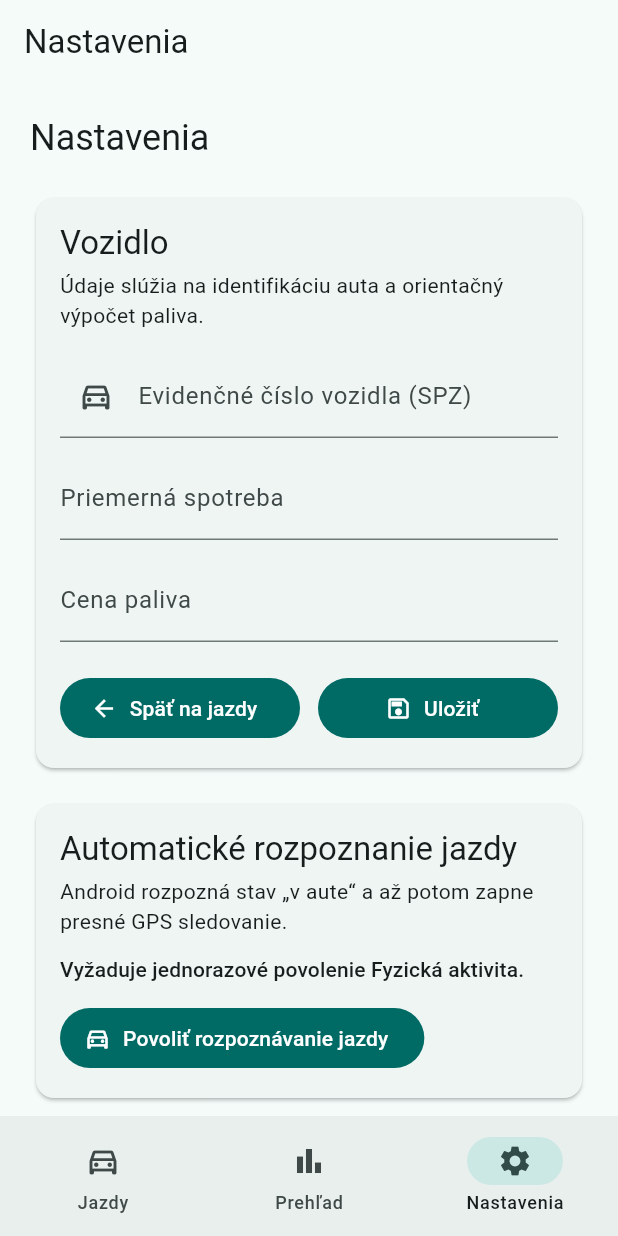
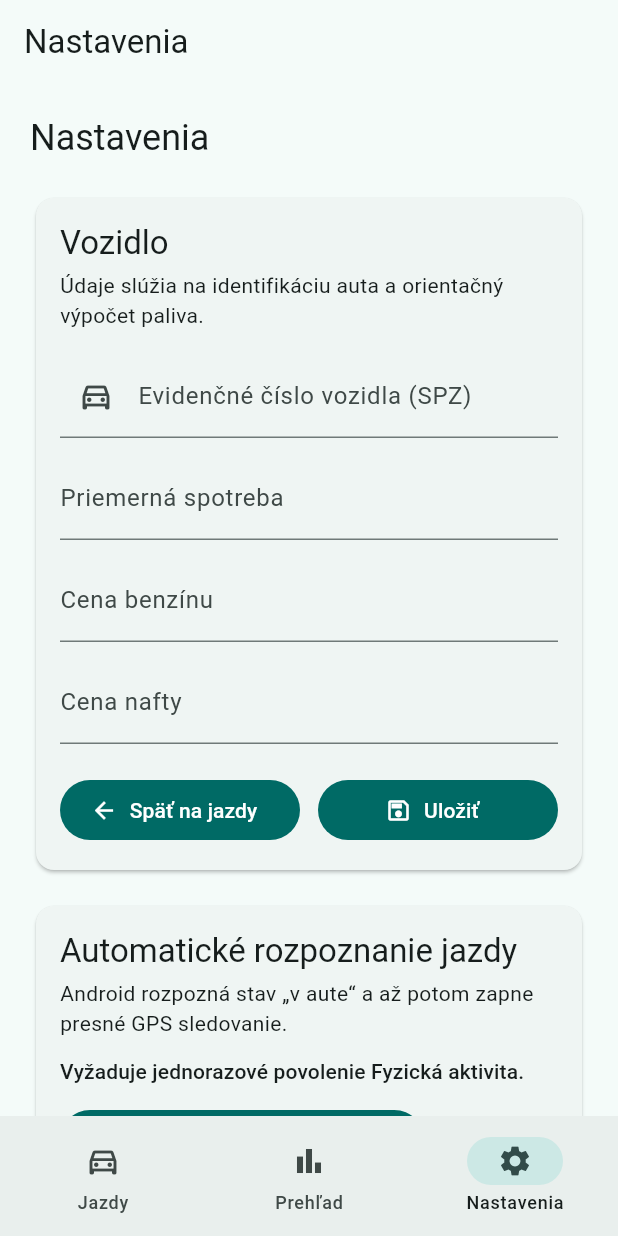
Before and after one commit to eco239672/MobileApp-KnihaJazd---LogBook, a Flutter app: the screen it shows after launch, item 3 of the bottom bar chosen, on a phone screen of 412 x 824 dp. Run offline on Flutter 3.47's test engine with Material 3 defaults, Android fonts, the phone set to English and light mode, and no system bars; our stand-ins replace geolocator, sqflite; accounts and stored records are empty.

Commit message:
Store separate petrol and diesel prices

```diff
--- a/lib/features/nastavenia/nastavenia_vozidla_page.dart
+++ b/lib/features/nastavenia/nastavenia_vozidla_page.dart
@@ -28,7 +28,8 @@ class _NastaveniaVozidlaPageState extends State<NastaveniaVozidlaPage> {
   final _formular = GlobalKey<FormState>();
   late final TextEditingController _spz;
   late final TextEditingController _spotreba;
-  late final TextEditingController _cenaPaliva;
+  late final TextEditingController _cenaBenzinu;
+  late final TextEditingController _cenaNafty;
   StavRozpoznavaniaAktivity? _stavRozpoznavania;
   var _meniSaRozpoznavanie = false;
 
@@ -39,8 +40,11 @@ class _NastaveniaVozidlaPageState extends State<NastaveniaVozidlaPage> {
     _spotreba = TextEditingController(
       text: widget.nastavenia.priemernaSpotreba?.toString(),
     );
-    _cenaPaliva = TextEditingController(
-      text: widget.nastavenia.cenaPaliva?.toString(),
+    _cenaBenzinu = TextEditingController(
+      text: widget.nastavenia.cenaBenzinu?.toString(),
+    );
+    _cenaNafty = TextEditingController(
+      text: widget.nastavenia.cenaNafty?.toString(),
     );
     _nacitatStavRozpoznavania();
   }
@@ -49,7 +53,8 @@ class _NastaveniaVozidlaPageState extends State<NastaveniaVozidlaPage> {
   void dispose() {
     _spz.dispose();
     _spotreba.dispose();
-    _cenaPaliva.dispose();
+    _cenaBenzinu.dispose();
+    _cenaNafty.dispose();
     super.dispose();
   }
 
@@ -62,7 +67,8 @@ class _NastaveniaVozidlaPageState extends State<NastaveniaVozidlaPage> {
         NastaveniaVozidla(
           spz: _spz.text.trim().toUpperCase(),
           priemernaSpotreba: _cislo(_spotreba.text),
-          cenaPaliva: _cislo(_cenaPaliva.text),
+          cenaBenzinu: _cislo(_cenaBenzinu.text),
+          cenaNafty: _cislo(_cenaNafty.text),
         ),
       );
       if (!mounted) return;
@@ -169,18 +175,32 @@ class _NastaveniaVozidlaPageState extends State<NastaveniaVozidlaPage> {
                   ),
                   const SizedBox(height: 12),
                   TextFormField(
-                    controller: _cenaPaliva,
+                    controller: _cenaBenzinu,
                     keyboardType: const TextInputType.numberWithOptions(
                       decimal: true,
                     ),
                     inputFormatters: [decimalnyVstup],
                     decoration: const InputDecoration(
-                      labelText: 'Cena paliva',
+                      labelText: 'Cena benzínu',
                       suffixText: '€ / l',
                       hintText: 'nepovinné',
                     ),
                     validator: (hodnota) =>
-                        _kladneCislo(hodnota, 'cenu paliva'),
+                        _kladneCislo(hodnota, 'cenu benzínu'),
+                  ),
+                  const SizedBox(height: 12),
+                  TextFormField(
+                    controller: _cenaNafty,
+                    keyboardType: const TextInputType.numberWithOptions(
+                      decimal: true,
+                    ),
+                    inputFormatters: [decimalnyVstup],
+                    decoration: const InputDecoration(
+                      labelText: 'Cena nafty',
+                      suffixText: '€ / l',
+                      hintText: 'nepovinné',
+                    ),
+                    validator: (hodnota) => _kladneCislo(hodnota, 'cenu nafty'),
                   ),
                   const SizedBox(height: 20),
                   Row(
--- a/lib/models/nastavenia_vozidla.dart
+++ b/lib/models/nastavenia_vozidla.dart
@@ -2,10 +2,12 @@ class NastaveniaVozidla {
   const NastaveniaVozidla({
     this.spz = '',
     this.priemernaSpotreba,
-    this.cenaPaliva,
+    this.cenaBenzinu,
+    this.cenaNafty,
   });
 
   final String spz;
   final double? priemernaSpotreba;
-  final double? cenaPaliva;
+  final double? cenaBenzinu;
+  final double? cenaNafty;
 }
--- a/lib/services/lokalne_ulozisko.dart
+++ b/lib/services/lokalne_ulozisko.dart
@@ -34,7 +34,7 @@ class SqliteLokalneUlozisko implements LokalneUlozisko {
         databazovaCesta ?? path.join(await getDatabasesPath(), _nazovDatabazy);
     final databaza = await openDatabase(
       ciel,
-      version: 1,
+      version: 2,
       onCreate: (db, _) async {
         await db.execute('''
           CREATE TABLE jazdy(
@@ -53,9 +53,25 @@ class SqliteLokalneUlozisko implements LokalneUlozisko {
             id INTEGER PRIMARY KEY CHECK (id = 1),
             spz TEXT NOT NULL,
             priemerna_spotreba REAL,
-            cena_paliva REAL
+            cena_benzinu REAL,
+            cena_nafty REAL
           )
         ''');
+      },
+      onUpgrade: (db, staraVerzia, _) async {
+        if (staraVerzia < 2) {
+          await db.execute(
+            'ALTER TABLE nastavenia_vozidla ADD COLUMN cena_benzinu REAL',
+          );
+          await db.execute(
+            'ALTER TABLE nastavenia_vozidla ADD COLUMN cena_nafty REAL',
+          );
+          await db.execute('''
+            UPDATE nastavenia_vozidla
+            SET cena_benzinu = cena_paliva, cena_nafty = cena_paliva
+            WHERE cena_paliva IS NOT NULL
+          ''');
+        }
       },
     );
     _databaza = databaza;
@@ -97,7 +113,8 @@ class SqliteLokalneUlozisko implements LokalneUlozisko {
       'id': 1,
       'spz': nastavenia.spz,
       'priemerna_spotreba': nastavenia.priemernaSpotreba,
-      'cena_paliva': nastavenia.cenaPaliva,
+      'cena_benzinu': nastavenia.cenaBenzinu,
+      'cena_nafty': nastavenia.cenaNafty,
     }, conflictAlgorithm: ConflictAlgorithm.replace);
   }
 
@@ -132,7 +149,8 @@ class SqliteLokalneUlozisko implements LokalneUlozisko {
       NastaveniaVozidla(
         spz: mapa['spz']! as String,
         priemernaSpotreba: (mapa['priemerna_spotreba'] as num?)?.toDouble(),
-        cenaPaliva: (mapa['cena_paliva'] as num?)?.toDouble(),
+        cenaBenzinu: (mapa['cena_benzinu'] as num?)?.toDouble(),
+        cenaNafty: (mapa['cena_nafty'] as num?)?.toDouble(),
       );
 }
 
```
Also changed, not shown: 1 other file.
